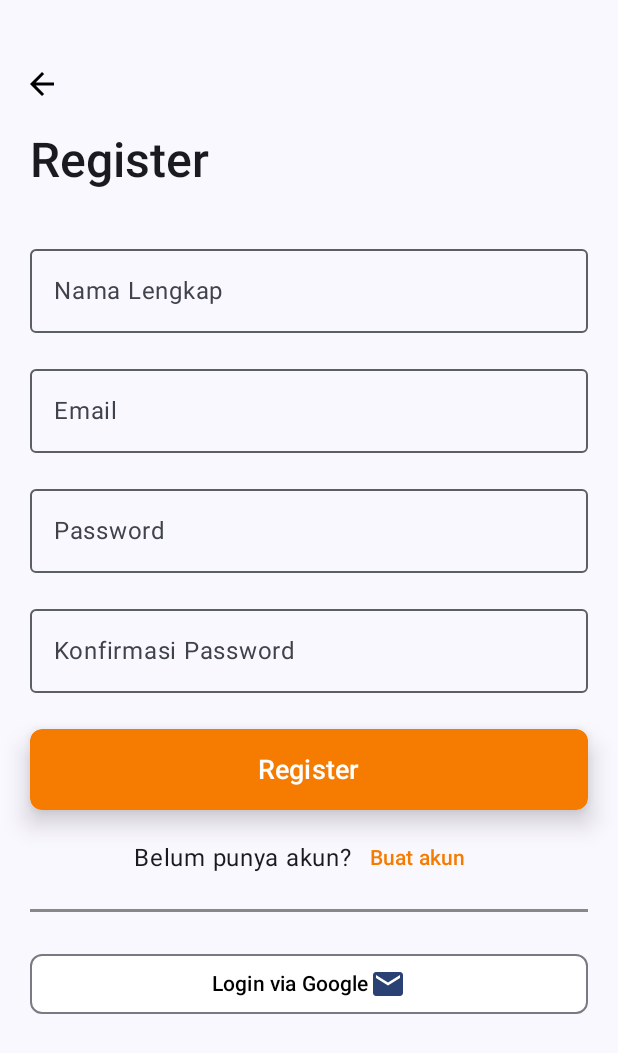
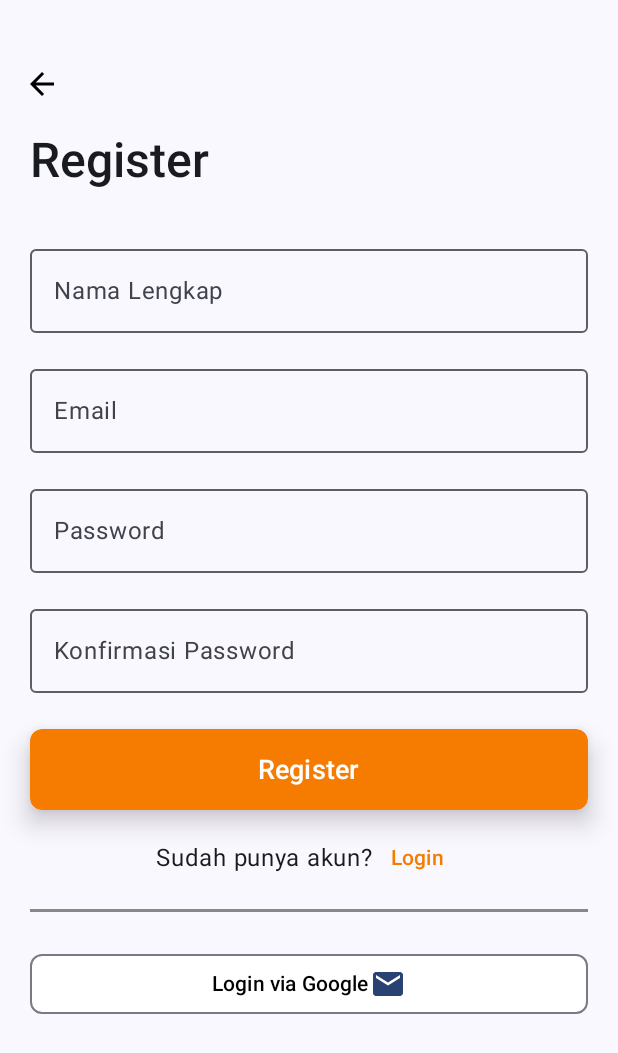
Before and after one commit to MubsCompany/Resepi, an Android app built with Jetpack Compose: the RegistrasiScreen screen opened through its navigation route, on a phone screen of 412 x 824 dp. Shown: the top 1053 px of the screen. Run offline under Robolectric (Android 15) with nearby library versions, the phone set to English and light mode, and no system bars.

Commit message:
Register FrontEnd Selesai(1)

```diff
--- a/app/src/main/java/org/d3if3011/resepi/ui/screen/RegistrasionScreen.kt
+++ b/app/src/main/java/org/d3if3011/resepi/ui/screen/RegistrasionScreen.kt
@@ -198,7 +198,7 @@ Column(
         horizontalArrangement = Arrangement.Center,
         modifier = Modifier.padding(bottom = 10.dp),
     ) {
-        Text(text = stringResource(R.string.belum_punya_akun))
+        Text(text = stringResource(R.string.sudah_punya_akun))
 
         TextButton(
             onClick =
@@ -206,7 +206,7 @@ Column(
 
         }) {
             Text(
-                text = stringResource(R.string.buat_akun),
+                text = stringResource(R.string.login),
                 color = Color(0xFFF57C00)
             )
         }
--- a/app/src/main/res/values/strings.xml
+++ b/app/src/main/res/values/strings.xml
@@ -10,6 +10,7 @@
     <string name="login">Login</string>
     <string name="ingat_saya">Ingat Saya</string>
     <string name="belum_punya_akun">Belum punya akun?</string>
+    <string name="sudah_punya_akun">Sudah punya akun?</string>
     <string name="login_via_google">Login via Google</string>
     <string name="kembali">Kembali</string>
     <string name="regis">Register</string>
```
